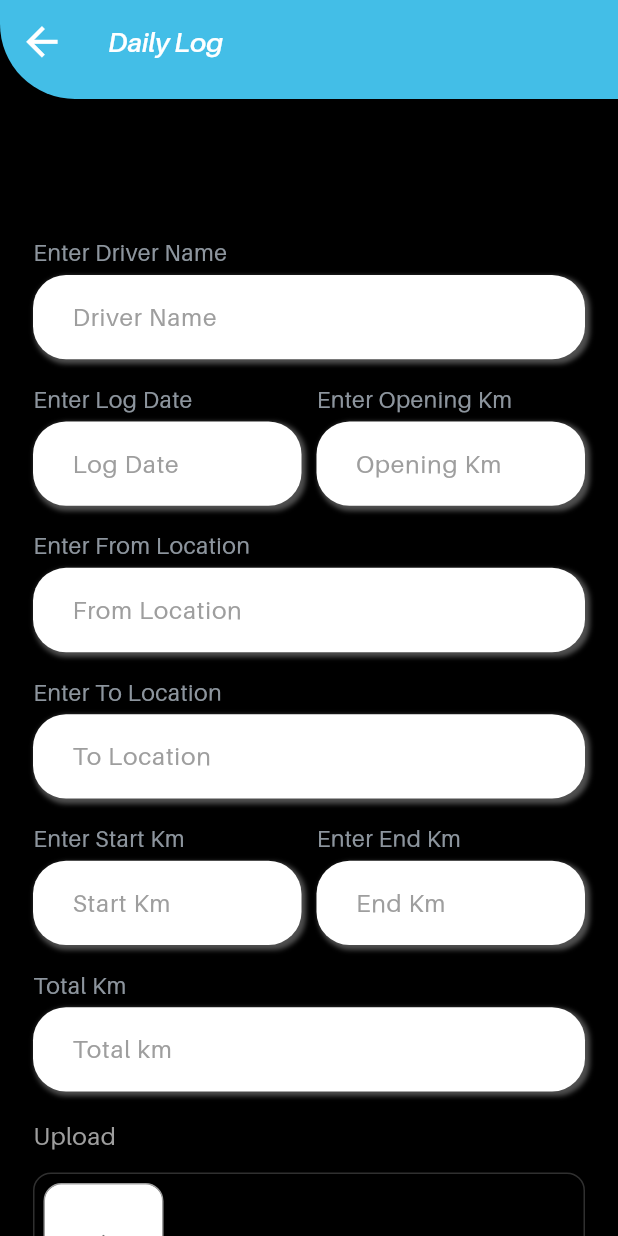
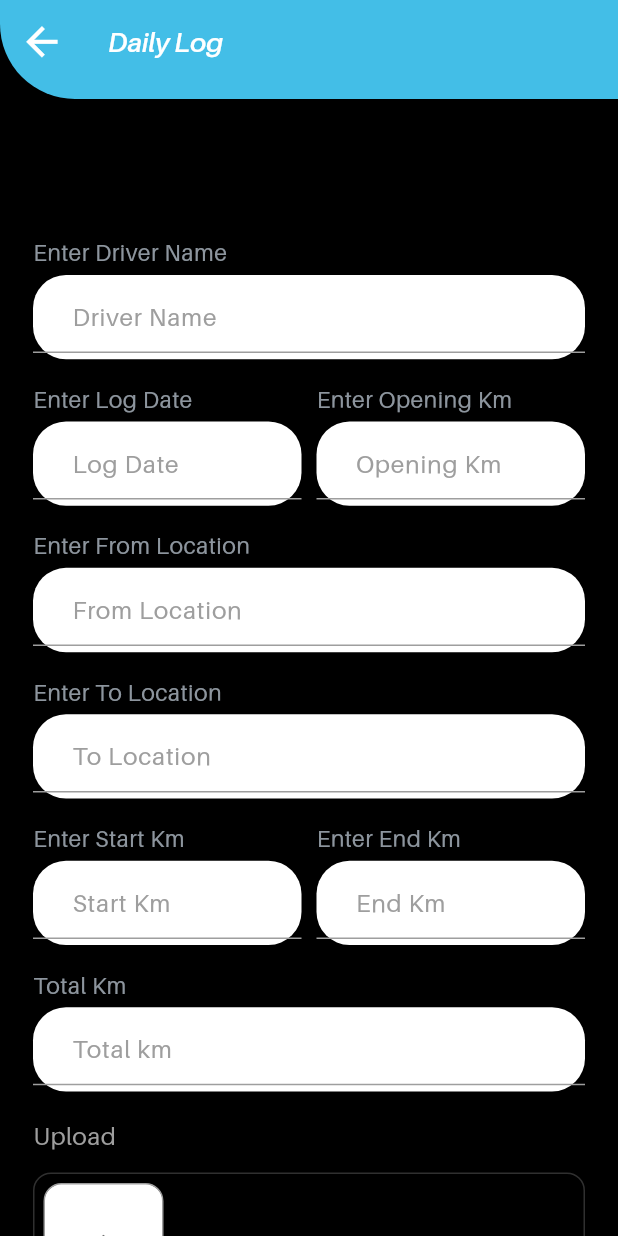
Before and after one commit to eunoiaSoftech/MaximMblApp, a Flutter app: the DailyLogScreen screen opened directly, on a phone screen of 412 x 824 dp. Run offline on Flutter 3.47's test engine with Material 3 defaults, Android fonts, the light colour scheme and no system bars; our stand-ins replace cached_network_image, dio, equatable, flutter_bloc, get, get_storage and 5 more; missing offline and left inert: flutter_share, svg_flutter; accounts and stored records are empty; network calls fail.

Commit message:
new ui done

```diff
--- a/lib/core/shared/widgets/app_textfield.dart
+++ b/lib/core/shared/widgets/app_textfield.dart
@@ -46,12 +46,12 @@ class AppTextField extends StatelessWidget {
           borderRadius: BorderRadius.circular(circular),
           // border: Border.all(color: AppColors.borderColor),
           boxShadow: [
-            BoxShadow(
-              color: Colors.grey.withOpacity(.5),
-              offset: const Offset(2, 2),
-              spreadRadius: 1,
-              blurRadius: 2,
-            )
+            // BoxShadow(
+            //   color: Colors.grey.withOpacity(.5),
+            //   offset: const Offset(2, 2),
+            //   spreadRadius: 1,
+            //   blurRadius: 2,
+            // )
           ]),
       child: Row(
         children: [
@@ -66,6 +66,16 @@ class AppTextField extends StatelessWidget {
               // selectionHeightStyle:BoxHeightStyle.includeLineSpacingMiddle,
               controller: controller,
               decoration: InputDecoration(
+                border: InputBorder.none,
+                // Set static border
+                enabledBorder: UnderlineInputBorder(
+                  borderRadius: BorderRadius.circular(0),
+                  borderSide: const BorderSide(color: Colors.grey, width: 1),
+                ),
+                focusedBorder: UnderlineInputBorder(
+                  borderRadius: BorderRadius.circular(0),
+                  borderSide: const BorderSide(color: Colors.grey, width: 1),
+                ),
                 contentPadding:
                     contentPadding ?? const EdgeInsets.fromLTRB(22, 12, 12, 10),
                 // prefix: prefix,
@@ -78,7 +88,6 @@ class AppTextField extends StatelessWidget {
                 ),
                 fillColor: Colors.transparent,
                 filled: true,
-                border: InputBorder.none,
                 hintText: hintText,
                 hintStyle: hintTextStyle ?? AppStyles.hintTextStyle(context),
               ),
```
